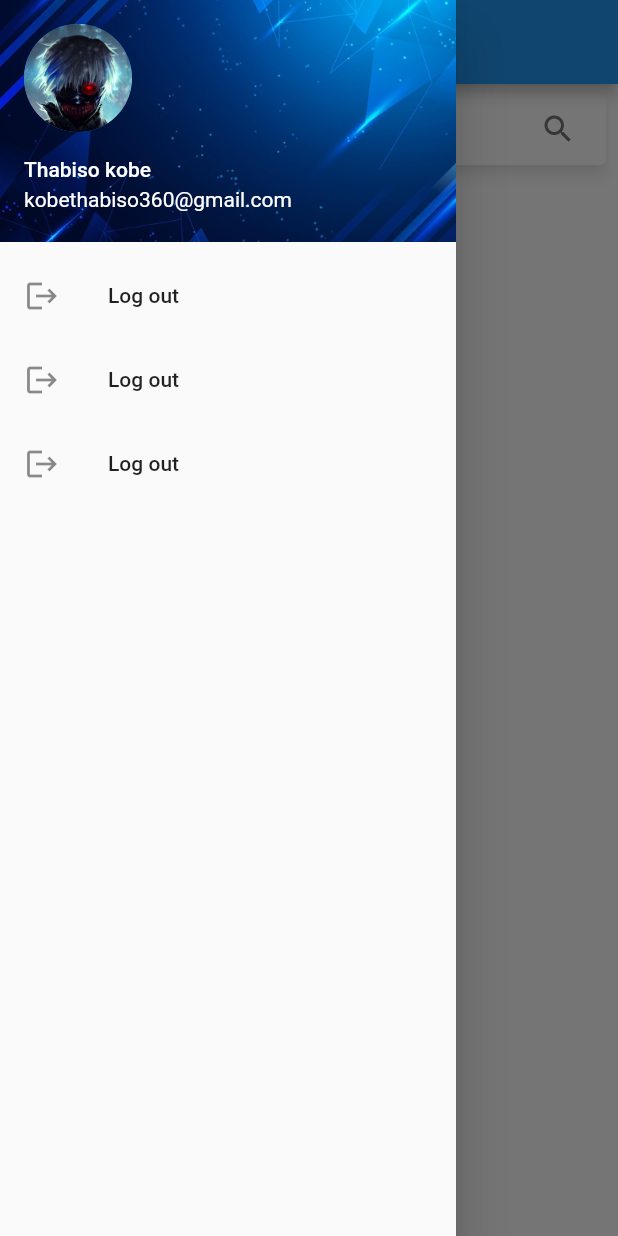
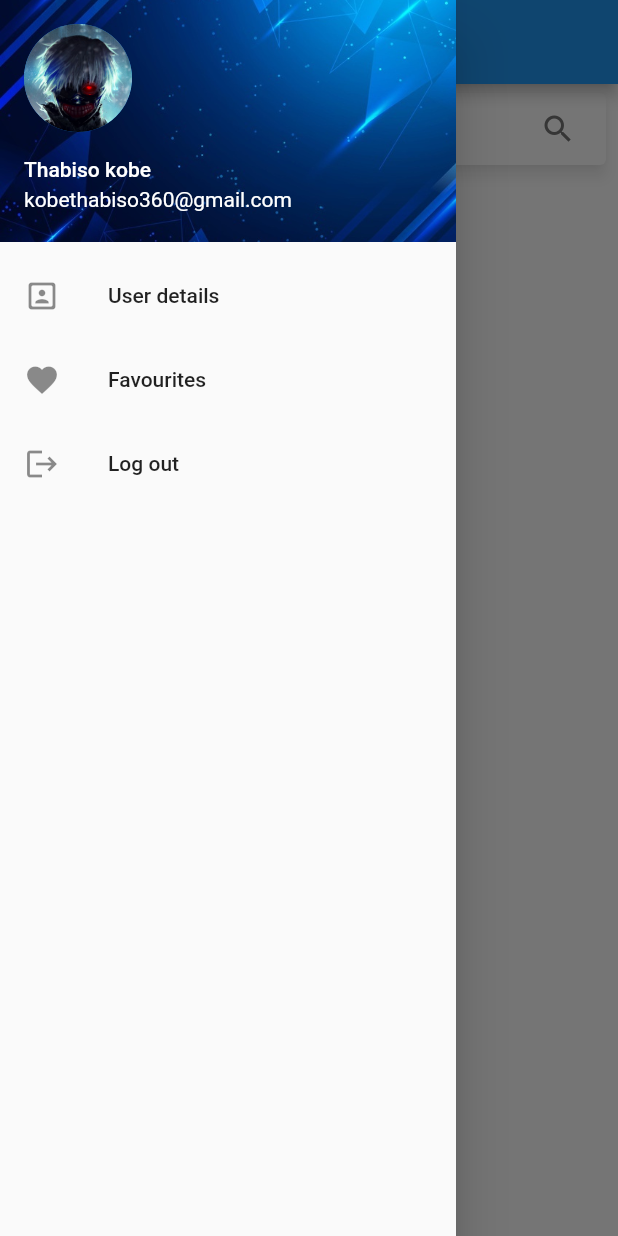
Before and after one commit to gltch/wits-overflow, a Flutter app: the HomeScreen screen opened directly, with the side drawer open, on a phone screen of 412 x 824 dp. Run offline on Flutter 3.47's test engine with Material 2 defaults, Android fonts, the light colour scheme and no system bars; drawn by our look-alikes of material_floating_search_bar; our stand-ins replace firebase_auth, firebase_core, flutter_dotenv, flutter_secure_storage, fluttertoast, google_sign_in; missing offline and left inert: universal_html; accounts and stored records are empty.

Commit message:
added a simple navigation bar in home screen,it does not have any functionality

```diff
--- a/app/lib/screens/home_screen.dart
+++ b/app/lib/screens/home_screen.dart
@@ -13,36 +13,6 @@ class HomeScreen extends StatefulWidget {
 }
 
 class _HomeScreenState extends State<HomeScreen> {
-/*  Future questionsFeed() async {
-    var feed = await http
-        .get(Uri.http("wits-overflow-pre-api.herokuapp.com", "/questions"));
-    var jsonData = jsonDecode(feed.body);
-
-    List<QuestionFeed> questions = [];
-
-    for (var question in jsonData) {
-      QuestionFeed questionsFeed =
-          QuestionFeed(question['title'], question['score']);
-
-      questions.add(questionsFeed);
-    }
-
-    print("This is working");
-    return questions;
-
-
-    body: Container(
-        width: 100,
-        child: TextField(
-          controller: getFilters,
-          decoration: InputDecoration(
-            hintText: 'Filter by ',
-            border: OutlineInputBorder(),
-          ),
-        ),
-      ),
-  }*/
-
   static const int historySize = 5;
   List<String> history = [
     'Coms1015A',
@@ -108,8 +78,10 @@ class _HomeScreenState extends State<HomeScreen> {
 
   @override
   Widget build(BuildContext context) {
+    debugDisableShadows = false;
+
     Scaffold view = Scaffold(
-      drawer: customNavBar(),
+      drawer: CustomNavBar(),
       appBar: AppBar(
         title: Text("Home"),
       ),
@@ -218,6 +190,17 @@ class SearchResultsListView extends StatelessWidget {
     required this.searchTerm,
   }) : super(key: key);
 
+  void showToast(BuildContext context) {
+    final scaffold = ScaffoldMessenger.of(context);
+
+    scaffold.showSnackBar(
+      SnackBar(
+        content: const Text('showing detailed questions'),
+        action: SnackBarAction(label: 'UNDO', onPressed: () {}),
+      ),
+    );
+  }
+
   @override
   Widget build(BuildContext context) {
     // TODO: implement build
@@ -249,6 +232,8 @@ class SearchResultsListView extends StatelessWidget {
             (index) => ListTile(
                   title: Text('$searchTerm has been found'),
                   subtitle: Text(''),
+                  //Add a navigator in the onTab method for when a question is clicked
+                  onTap: () => showToast(context),
                 )));
   }
 }
--- a/app/lib/startup/main_dev.dart
+++ b/app/lib/startup/main_dev.dart
@@ -1,3 +1,5 @@
+//@dart=2.9
+
 import 'package:flutter/material.dart';
 import 'package:flutter_dotenv/flutter_dotenv.dart' as DotEnv;
 import 'package:wits_overflow/startup/wits_overflow_app.dart';
--- a/app/lib/startup/wits_overflow_app.dart
+++ b/app/lib/startup/wits_overflow_app.dart
@@ -1,19 +1,12 @@
-//@dart=2.9
-
 import 'package:flutter/material.dart';
 //import 'package:wits_overflow/screens/api_request_example.dart';
-import 'package:wits_overflow/screens/home_screen.dart';
-
-void main() {
-  runApp(WitsOverflowApp());
-}
+import 'package:wits_overflow/screens/sign_in_screen.dart';
 
 class WitsOverflowApp extends StatelessWidget {
   // This widget is the root of your application.
 
   @override
   Widget build(BuildContext context) {
-    debugDisableShadows = false;
     return MaterialApp(
       title: 'Wits Overflow',
       theme: ThemeData(
@@ -28,9 +21,9 @@ class WitsOverflowApp extends StatelessWidget {
         // is not restarted.
         scaffoldBackgroundColor: Colors.white,
       ),
-      //home: SignInScreen(),
+      home: SignInScreen(),
       //home: ApiRequestExampleScreen()
-      home: HomeScreen(),
+      //home: HomeScreen(),
     );
   }
 }
--- a/app/lib/widgets/customNavBar.dart
+++ b/app/lib/widgets/customNavBar.dart
@@ -1,10 +1,12 @@
 import 'package:flutter/material.dart';
 
-class customNavBar extends StatelessWidget {
+class CustomNavBar extends StatelessWidget {
   @override
   Widget build(BuildContext context) {
     // TODO: implement build
     return Drawer(
+      //Add your code for the side bar in here
+
       child: ListView(
         padding: EdgeInsets.zero,
         children: [
@@ -30,12 +32,12 @@ class customNavBar extends StatelessWidget {
             ),
           ),
           ListTile(
-              leading: Icon(Icons.logout),
-              title: Text('Log out'),
+              leading: Icon(Icons.portrait_rounded),
+              title: Text('User details'),
               onTap: () => null),
           ListTile(
-              leading: Icon(Icons.logout),
-              title: Text('Log out'),
+              leading: Icon(Icons.favorite),
+              title: Text('Favourites'),
               onTap: () => null),
           ListTile(
               leading: Icon(Icons.logout),
```
